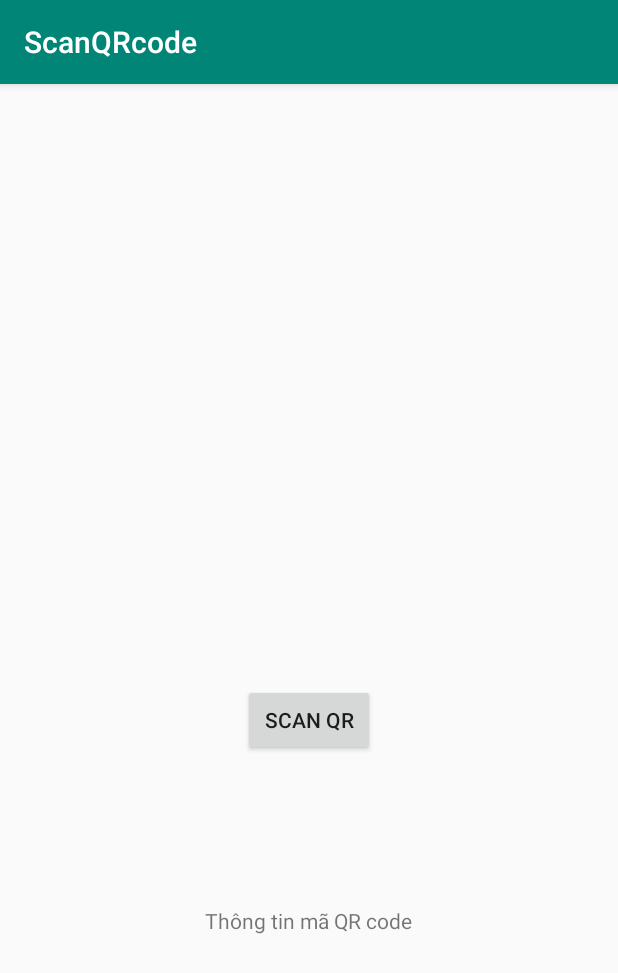
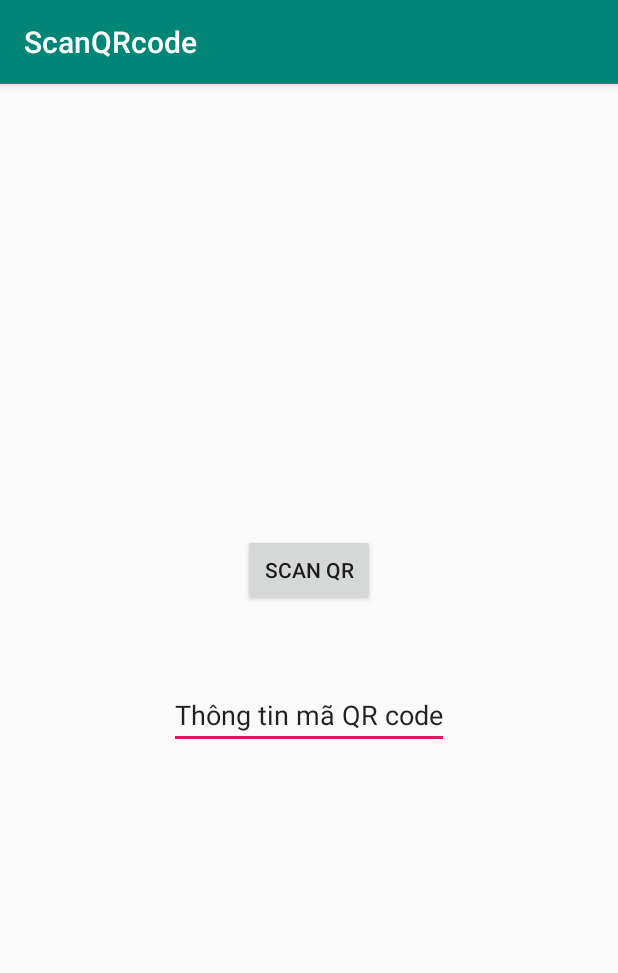
Before and after one commit to vanthang10a9/ScanQRcode, an Android app: the screen it shows after launch (MainActivity), on a phone screen of 412 x 824 dp. Shown: the top 973 px of the screen. Run offline under Robolectric (Android 15) with nearby library versions, the phone set to English and light mode, and no system bars; our stand-ins replace Picasso; libraries missing offline, so code that uses them is left out: com.google.zxing.integration; 1 statement that could not run was skipped.

Commit message:
chuyển view thông tin qr code thành edittext de có thể lấy nội dung

```diff
--- a/app/src/main/java/com/example/scanqrcode/MainActivity.java
+++ b/app/src/main/java/com/example/scanqrcode/MainActivity.java
@@ -6,8 +6,8 @@ import android.content.Intent;
 import android.os.Bundle;
 import android.view.View;
 import android.widget.Button;
+import android.widget.EditText;
 import android.widget.ImageView;
-import android.widget.TextView;
 import android.widget.Toast;
 
 import com.google.zxing.integration.android.IntentIntegrator;
@@ -20,7 +20,7 @@ import org.json.JSONObject;
 public class MainActivity extends AppCompatActivity {
     Button mButton;
     ImageView mImageView;
-    TextView mTextViewInfoQRcode;
+    EditText mEditTextInfoQRcode;
     @Override
 
     protected void onCreate(Bundle savedInstanceState) {
@@ -28,7 +28,7 @@ public class MainActivity extends AppCompatActivity {
         setContentView(R.layout.activity_main);
         mButton = (Button) findViewById(R.id.button);
         mImageView = (ImageView) findViewById(R.id.imageview);
-        mTextViewInfoQRcode = (TextView) findViewById(R.id.textviewInfoQRcode);
+        mEditTextInfoQRcode = (EditText) findViewById(R.id.edittextQRinfo);
 
         final IntentIntegrator intentIntegrator = new IntentIntegrator(this);
         mButton.setOnClickListener(new View.OnClickListener() {
@@ -48,13 +48,7 @@ public class MainActivity extends AppCompatActivity {
             } else {
                 Toast.makeText(this, "Scanned: " + result.getContents(), Toast.LENGTH_LONG).show();
                 Picasso.with(this).load(result.getContents()).into(mImageView);
-                try {
-                    JSONObject jsonObject = new JSONObject(result.getContents());
-                    mTextViewInfoQRcode.setText(jsonObject.getString("name"));
-                } catch (JSONException e) {
-                    e.printStackTrace();
-                }
-
+                mEditTextInfoQRcode.setText(result.getContents());
             }
         } else {
             super.onActivityResult(requestCode, resultCode, data);
--- a/app/src/main/res/layout/activity_main.xml
+++ b/app/src/main/res/layout/activity_main.xml
@@ -8,22 +8,22 @@
 
     <ImageView
         android:id="@+id/imageview"
-        android:layout_marginTop="100dp"
+        android:layout_marginTop="50dp"
         android:layout_centerHorizontal="true"
         android:layout_width="200dp"
         android:layout_height="200dp" />
     <Button
         android:text="Scan QR"
         android:id="@+id/button"
-        android:layout_marginTop="100dp"
+        android:layout_marginTop="50dp"
         android:layout_centerHorizontal="true"
         android:layout_below="@+id/imageview"
         android:layout_width="wrap_content"
         android:layout_height="wrap_content" />
-    <TextView
-        android:id="@+id/textviewInfoQRcode"
+    <EditText
+        android:id="@+id/edittextQRinfo"
         android:text="Thông tin mã QR code"
-        android:layout_marginTop="100dp"
+        android:layout_marginTop="50dp"
         android:layout_centerHorizontal="true"
         android:layout_below="@+id/button"
         android:layout_width="wrap_content"
```
